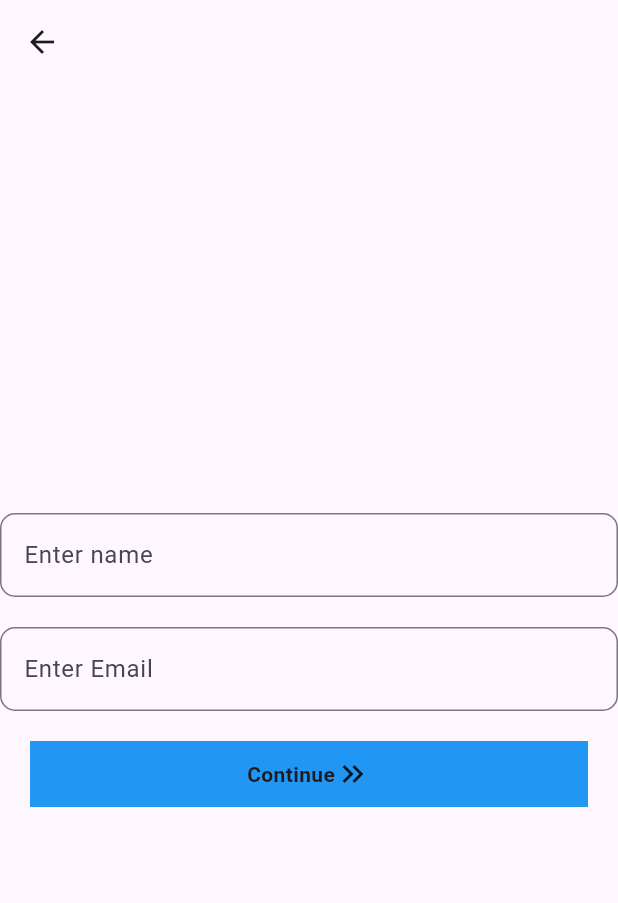
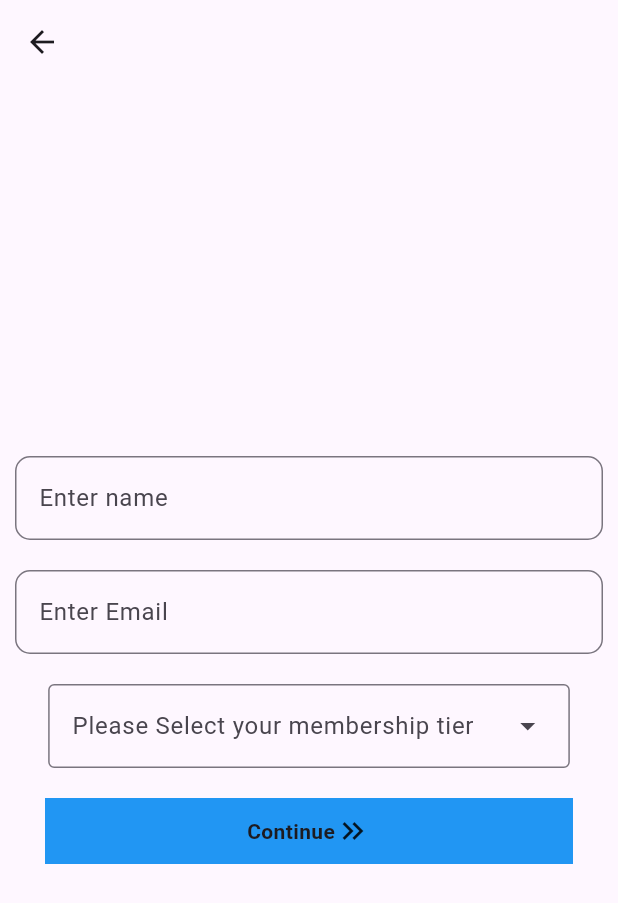
Before and after one commit to Mo-H3at/Technical-Assessment-Falcorp-, a Flutter app: the screen it shows after launch, after a tap on "Sign Up", on a phone screen of 412 x 824 dp. Shown: the top 903 px of the screen. Run offline on Flutter 3.47's test engine with Material 3 defaults, Android fonts, the phone set to English and light mode, and no system bars; our stand-ins replace flutter_secure_storage, material_ui; accounts and stored records are empty.

Commit message:
Add User & Upgrade membership
-Functionality for sign up new user inserted
-Functionality for Upgrading user membership and page reloading to reflect update

```diff
--- a/technical_assessment/lib/pages/main_display/main_tabs.dart
+++ b/technical_assessment/lib/pages/main_display/main_tabs.dart
@@ -1,5 +1,4 @@
 import 'package:material_ui/material_ui.dart';
-import 'package:technical_assessment/data/services.dart';
 import 'package:technical_assessment/pages/main_display/home.dart';
 import 'package:technical_assessment/pages/main_display/membership.dart';
 import 'package:technical_assessment/pages/main_display/upgrade_membership.dart';
@@ -42,7 +41,7 @@ void setUserFunction()async{
      final List<Widget> widgetOptions = <Widget>[
       HomePage(membershipLevel: membershipLevel),
       MembershipPage(membershipLevel: membershipLevel),
-      UpgradeMembershipPage(membershipId: membershipLevel),
+      UpgradeMembershipPage(membershipId: membershipLevel, id: user,),
     ];
     return widgetOptions;
   }
--- a/technical_assessment/lib/pages/membership_levels/premium/premium_upgrade.dart
+++ b/technical_assessment/lib/pages/membership_levels/premium/premium_upgrade.dart
@@ -20,7 +20,7 @@ class _PremiumUpgradeWidgetState extends State<PremiumUpgradeWidget> {
           children: [
             Text("This is the Highest tier of your member and thus has no upgrade option",
               style: const TextStyle(fontSize: 20,fontWeight: FontWeight.bold,),
-              textAlign: TextAlign.center,softWrap: false,),
+              textAlign: TextAlign.center),
           ],
         ),
       ),
--- a/technical_assessment/lib/pages/sign_up/sign_up.dart
+++ b/technical_assessment/lib/pages/sign_up/sign_up.dart
@@ -1,5 +1,8 @@
 import 'package:material_ui/material_ui.dart';
 import 'package:technical_assessment/pages/sign_in/sign_in.dart';
+
+import '../../data/data_classes.dart';
+import '../../data/services.dart';
 
 class SignUpPage extends StatefulWidget {
   const SignUpPage({super.key});
@@ -11,17 +14,26 @@ class SignUpPage extends StatefulWidget {
 class _SignUpPageState extends State<SignUpPage> {
   late TextEditingController nameController;
   late TextEditingController emailController;
-  late FocusNode nameNode;
-  late FocusNode emailNode;
-  final List<String> list = <String>["Starter", "Plus","Premium"];
-  String? dropdownvalue = "Select Membership";
+
+  late List<Membership> membershipList;
+  late List<dynamic> membershipOptions = [{'id': '','name':''}];
+  var membershipId;
+  bool busy = false;
+
+  Future<void> getMembershipOptions() async {
+    busy = true;
+    membershipList = await DataServices().getMembershipList();
+    setState(() {
+      membershipOptions = membershipList.map((x) => {'id': x.id,'name':x.name}).toList();
+    });
+    busy = false;
+  }
 
   @override
   void initState() {
+    getMembershipOptions();
     nameController = TextEditingController();
     emailController = TextEditingController();
-    nameNode = FocusNode();
-    emailNode = FocusNode();
     super.initState();
   }
 
@@ -29,8 +41,6 @@ class _SignUpPageState extends State<SignUpPage> {
   void dispose() {
     nameController.dispose();
     emailController.dispose();
-    nameNode.dispose();
-    emailNode.dispose();
     super.dispose();
   }
 
@@ -40,6 +50,8 @@ class _SignUpPageState extends State<SignUpPage> {
       child: Scaffold(
         appBar: AppBar(),
         body: Center(
+          child: Padding(
+            padding: const EdgeInsets.symmetric(vertical: 20, horizontal: 10),
             child: Column(
               mainAxisAlignment: MainAxisAlignment.center,
               crossAxisAlignment: CrossAxisAlignment.center,
@@ -47,9 +59,8 @@ class _SignUpPageState extends State<SignUpPage> {
               children: [
                 TextField(
                   controller: nameController,
-                focusNode: nameNode,
-                onSubmitted: (value) => emailNode.nextFocus(),
                   keyboardType: TextInputType.text,
+                  textInputAction: TextInputAction.next,
                   decoration: InputDecoration(
                     labelText: 'Enter name',
                     border: OutlineInputBorder(
@@ -59,7 +70,6 @@ class _SignUpPageState extends State<SignUpPage> {
                 ),
                 TextField(
                   controller: emailController,
-                focusNode: emailNode,
                   keyboardType: TextInputType.emailAddress,
                   decoration: InputDecoration(
                     labelText: 'Enter Email',
@@ -67,6 +77,24 @@ class _SignUpPageState extends State<SignUpPage> {
                       borderRadius: BorderRadius.circular(10),
                     ),
                   ),
+                ),
+                Center(
+                  child: DropdownMenu(
+                    label: Text('Please Select your membership tier'),
+                    onSelected: (value) {
+                      setState(() {
+                        membershipId = value;
+                      });
+                    },
+                    dropdownMenuEntries:membershipOptions.map<DropdownMenuEntry>((x) {
+                    return busy?DropdownMenuEntry(
+                      value: '',
+                      label: ''
+                      ):DropdownMenuEntry(
+                      value: x['id'],
+                      label: x['name']
+                      );
+                    }).toList(),),
                 ),
                 Container(
                   color: Colors.blue,
@@ -85,6 +113,9 @@ class _SignUpPageState extends State<SignUpPage> {
                     ),
                   ),
                    onTap: () {
+                    if(emailController.text =='' && nameController.text =='' && membershipId == null)
+                     {return;}
+                     else{
                     showDialog(context: context,
                     barrierDismissible: false,
                      builder: (context) =>
@@ -113,8 +144,9 @@ class _SignUpPageState extends State<SignUpPage> {
                                     ),
                                     Expanded(
                                       child: ElevatedButton(
-                                      onPressed: () => Navigator.pushAndRemoveUntil(context,
-                                            MaterialPageRoute(builder: (context) => SignInPage()), (route) => false),
+                                        onPressed: () {
+                                          signUpCheck();
+                                        } ,
                                         child: const Text('Yes'))
                                     ),
                                   ],
@@ -124,13 +156,42 @@ class _SignUpPageState extends State<SignUpPage> {
                           ),
                         ),
                       ));
+                    }
                   },
                 ),
                ),
               ],
             ),
           ),
+        ),
+      )
+    );
+  }
+
+  void signUpCheck()async{
+     if(await DataServices().signUp(nameController.text, emailController.text, membershipId))
+    {
+      Navigator.pushAndRemoveUntil(context,
+          MaterialPageRoute(builder: (context) => SignInPage()), (route) => false);
+    } else{
+      showDialog(context: context, builder: (context) =>
+            AlertDialog(
+              shape: RoundedRectangleBorder(
+                borderRadius: BorderRadius.circular(5),
+              ),
+              icon: Icon(Icons.warning_amber_rounded,),
+              title: const Text('Please enter correct email', style: TextStyle(fontSize: 14)),
+              actionsPadding: EdgeInsets.all(5),
+              actionsAlignment: MainAxisAlignment.spaceAround,
+              actions: [
+                ElevatedButton(
+                  onPressed: () {
+                    Navigator.pop(context);
+                  },
+                  child: const Text('Okay')),
+              ],
         )
       );
     }
   }
+}
```
Also changed, not shown: technical_assessment/lib/data/services.dart (+51 -11 lines), technical_assessment/lib/pages/main_display/upgrade_membership.dart (+4 -3 lines), technical_assessment/lib/pages/membership_levels/plus/plus_upgrade.dart (+8 -4 lines), technical_assessment/lib/pages/membership_levels/starter/starter_upgrade.dart (+7 -2 lines), technical_assessment/lib/shared_widgets/upgrade_dialog.dart (+43 -5 lines). Lines whose indentation alone changed are shown as unchanged.
